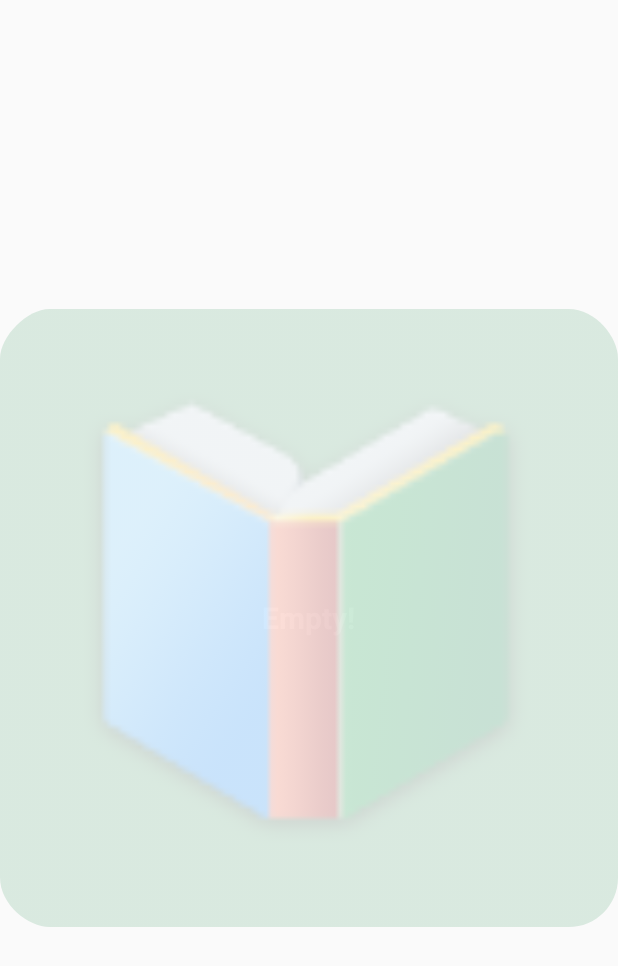
After one commit to PrimakPavel/bakingApp, an Android app: the layout widget_grid_view.xml on its own in the app's theme, with its tools: preview values and no code run, on a phone screen of 412 x 824 dp. The commit adds this screen. Shown: the top 966 px of the screen. Run offline under Robolectric (Android 15) with nearby library versions, the phone set to English and light mode, and no system bars.

Commit message:
added widgets

```diff
--- a/app/src/main/java/com/pavelprymak/bakingapp/presentation/screens/RecipeInfoFragment.java
+++ b/app/src/main/java/com/pavelprymak/bakingapp/presentation/screens/RecipeInfoFragment.java
@@ -41,8 +41,8 @@ import static com.pavelprymak.bakingapp.presentation.common.Constants.INVALID_ST
 public class RecipeInfoFragment extends Fragment implements RecipeStepItemClickListener {
     private static final String SAVE_INSTANCE_SELECTED_STEP_ID = "saveInstanceSelectedStepId";
     private static final int SCROLL_TO_ELEMENT_DELAY_MS = 500;
-    static final String ARG_RECIPE_ID = "argRecipeId";
-    static final String ARG_RECIPE_TITLE = "argRecipeTitle";
+    public static final String ARG_RECIPE_ID = "argRecipeId";
+    public static final String ARG_RECIPE_TITLE = "argRecipeTitle";
     private FragmentRecipeInfoBinding mBinding;
     private RecipeInfoViewModel mInfoViewModel;
     private RecipeInfoAdapter mAdapter;
--- a/app/src/main/java/com/pavelprymak/bakingapp/presentation/viewModels/RecipeCardViewModel.java
+++ b/app/src/main/java/com/pavelprymak/bakingapp/presentation/viewModels/RecipeCardViewModel.java
@@ -3,7 +3,7 @@ package com.pavelprymak.bakingapp.presentation.viewModels;
 import androidx.lifecycle.ViewModel;
 
 import com.pavelprymak.bakingapp.data.pojo.RecipeItem;
-import com.pavelprymak.bakingapp.data.pojo.RepoImpl;
+import com.pavelprymak.bakingapp.data.RepoImpl;
 
 import java.util.List;
 
--- a/app/src/main/java/com/pavelprymak/bakingapp/presentation/viewModels/RecipeInfoViewModel.java
+++ b/app/src/main/java/com/pavelprymak/bakingapp/presentation/viewModels/RecipeInfoViewModel.java
@@ -3,7 +3,7 @@ package com.pavelprymak.bakingapp.presentation.viewModels;
 import androidx.lifecycle.ViewModel;
 
 import com.pavelprymak.bakingapp.data.pojo.IngredientsItem;
-import com.pavelprymak.bakingapp.data.pojo.RepoImpl;
+import com.pavelprymak.bakingapp.data.RepoImpl;
 import com.pavelprymak.bakingapp.data.pojo.StepsItem;
 
 import java.util.List;
--- a/app/src/main/java/com/pavelprymak/bakingapp/presentation/viewModels/StepsViewModel.java
+++ b/app/src/main/java/com/pavelprymak/bakingapp/presentation/viewModels/StepsViewModel.java
@@ -3,7 +3,7 @@ package com.pavelprymak.bakingapp.presentation.viewModels;
 
 import androidx.lifecycle.ViewModel;
 
-import com.pavelprymak.bakingapp.data.pojo.RepoImpl;
+import com.pavelprymak.bakingapp.data.RepoImpl;
 import com.pavelprymak.bakingapp.data.pojo.StepsItem;
 
 import java.util.List;
--- /dev/null
+++ b/app/src/main/res/layout/widget_grid_view.xml
@@ -0,0 +1,37 @@
+<?xml version="1.0" encoding="utf-8"?>
+<FrameLayout xmlns:android="http://schemas.android.com/apk/res/android"
+    android:layout_width="match_parent"
+    android:layout_height="match_parent">
+
+    <GridView
+        android:id="@+id/widget_grid_view"
+        android:layout_width="match_parent"
+        android:layout_height="match_parent"
+        android:gravity="center"
+        android:numColumns="2"/>
+
+    <RelativeLayout
+        android:id="@+id/empty_view"
+        android:layout_width="match_parent"
+        android:layout_height="match_parent"
+        android:orientation="vertical">
+        <TextView
+            android:layout_centerInParent="true"
+            android:layout_width="wrap_content"
+            android:layout_height="wrap_content"
+            android:textAlignment="center"
+            android:text="@string/empty_fields"
+            android:textColor="#ffffff"
+            android:textSize="20sp"
+            android:textStyle="bold" />
+        <ImageView
+            android:alpha="0.2"
+            android:contentDescription="@string/add_widget"
+            android:layout_width="match_parent"
+            android:layout_height="match_parent"
+            android:src="@mipmap/ic_launcher"/>
+
+    </RelativeLayout>
+
+
+</FrameLayout>
--- a/app/src/main/res/values/colors.xml
+++ b/app/src/main/res/values/colors.xml
@@ -7,6 +7,7 @@
     <color name="colorPlayerBackground">#000000</color>
     <color name="textColorPrimary">#000000</color>
     <color name="textColorSecondary">#4E4C4C</color>
+    <color name="textColorTertiary">#E7E7E7</color>
     <color name="white">#FFFFFFFF</color>
     <color name="white50">#80FFFFFF</color>
     <color name="white60">#99FFFFFF</color>
--- a/app/src/main/res/values/dimens.xml
+++ b/app/src/main/res/values/dimens.xml
@@ -19,4 +19,10 @@
     <dimen name="recipe_item_height">120dp</dimen>
     <dimen name="step_item_height">60dp</dimen>
 
+    <!--
+Refer to App Widget Documentation for margin information
+http://developer.android.com/guide/topics/appwidgets/index.html#CreatingLayout
+    -->
+    <dimen name="widget_margin">8dp</dimen>
+
 </resources>
--- a/app/src/main/res/values/strings.xml
+++ b/app/src/main/res/values/strings.xml
@@ -21,5 +21,8 @@
     <string name="error_video_url">Sorry, video URL is Empty</string>
     <string name="recipe_label">Recipe</string>
     <string name="ingredients_label">Ingredients:</string>
+    <string name="appwidget_text">Recipe Name</string>
+    <string name="empty_fields">Empty!</string>
+    <string name="add_widget">Add widget</string>
 
 </resources>
```
Also changed, not shown: app/src/main/AndroidManifest.xml (+22 -5 lines), app/src/main/java/com/pavelprymak/bakingapp/App.java (+18 -9 lines), app/src/main/java/com/pavelprymak/bakingapp/MainActivity.java (+22 -3 lines), app/src/main/java/com/pavelprymak/bakingapp/data/RepoImpl.java (renamed from app/src/main/java/com/pavelprymak/bakingapp/data/pojo/RepoImpl.java, +7 -10 lines), app/src/main/java/com/pavelprymak/bakingapp/widget/GridWidgetService.java (added, +100 -0 lines), app/src/main/java/com/pavelprymak/bakingapp/widget/RecipeAppProvider.java (added, +99 -0 lines), app/src/main/java/com/pavelprymak/bakingapp/widget/RecipeUpdateWidgetService.java (added, +100 -0 lines), app/src/main/res/layout/recipe_app_provider.xml (added, +20 -0 lines), app/src/main/res/values-v14/dimens.xml (added, +10 -0 lines), app/src/main/res/xml/recipe_app_provider_info.xml (added, +10 -0 lines), app/src/main/res/drawable-nodpi/example_appwidget_preview.png (added).
